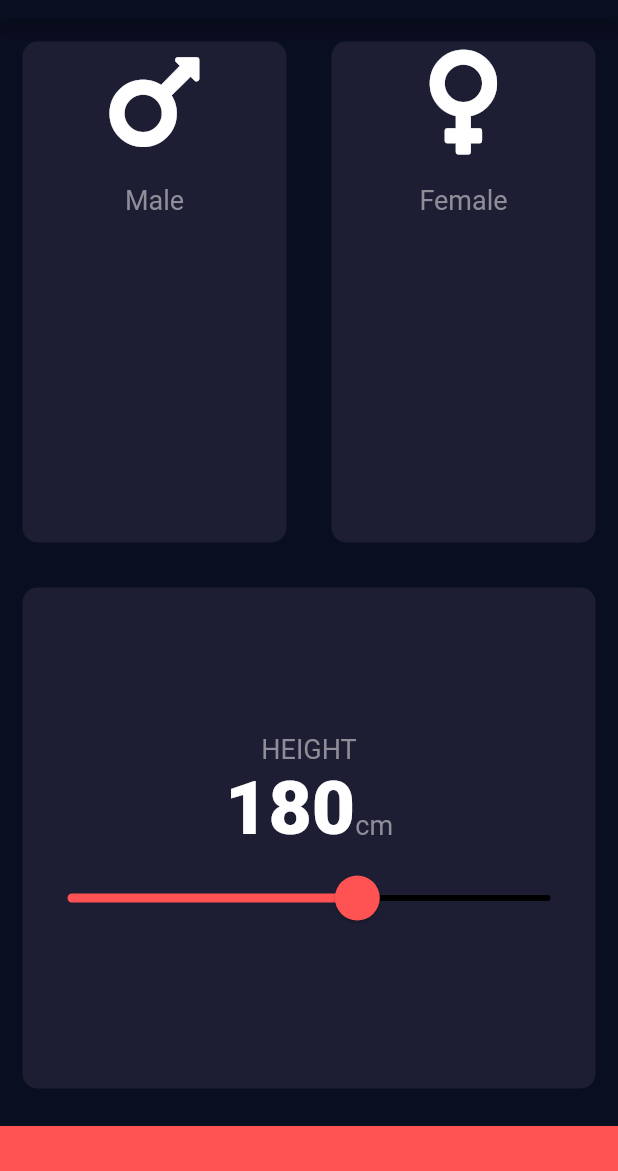
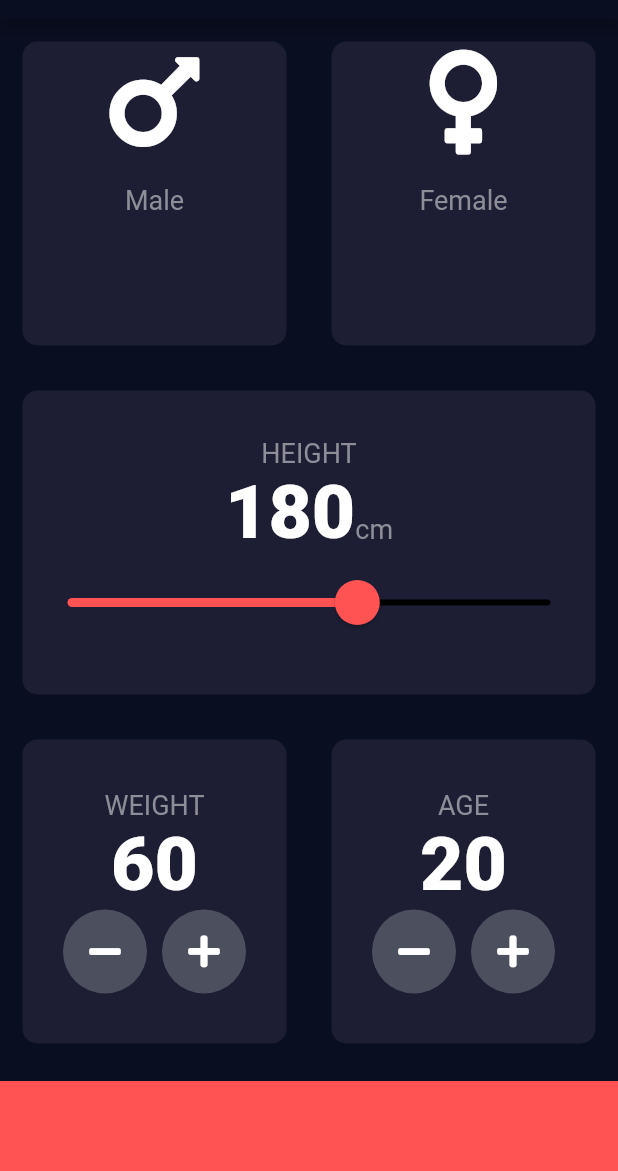
Before and after one commit to edge555/BMI-Calculator, a Flutter app: the screen it shows after launch, on a phone screen of 412 x 824 dp, the part 65-1236 px from its top. Run offline on Flutter 3.47's test engine with Material 2 defaults, Android fonts, the phone set to English and light mode, and no system bars; our stand-ins replace font_awesome_flutter.

Commit message:
Add age and weight card

```diff
--- a/lib/constants.dart
+++ b/lib/constants.dart
@@ -1,7 +1,7 @@
 import 'package:flutter/material.dart';
 
 const kBottomContainerColor = Colors.redAccent;
-const kBottomContainerHeight = 30.0;
+const kBottomContainerHeight = 60.0;
 const kActiveCardColor = Colors.redAccent;
 const kInactiveCardColor = Color(0xFF1D1E33);
 const kNumberTextStyle = TextStyle(
--- a/lib/input_page.dart
+++ b/lib/input_page.dart
@@ -3,6 +3,7 @@ import 'package:font_awesome_flutter/font_awesome_flutter.dart';
 import 'package:bmi_calculator/reuseable_card.dart';
 import 'package:bmi_calculator/icon_content.dart';
 import 'constants.dart';
+import 'round_icon_button.dart';
 
 enum Gender { male, female, none }
 
@@ -16,6 +17,8 @@ class _InputPageState extends State<InputPage> {
   Color femaleCardColor = kInactiveCardColor;
   Gender selectedGender = Gender.none;
   int height = 180;
+  int weight = 60;
+  int age = 20;
   @override
   Widget build(BuildContext context) {
     return Scaffold(
@@ -111,21 +114,95 @@ class _InputPageState extends State<InputPage> {
               onPress: () {},
             ),
           ),
-          // Expanded(
-          //     child: Row(
-          //   children: <Widget>[
-          //     Expanded(
-          //       child: reuseablecard(
-          //         activeCardColor,
-          //       ),
-          //     ),
-          //     Expanded(
-          //       child: reuseablecard(
-          //         activeCardColor,
-          //       ),
-          //     ),
-          //   ],
-          // )),
+          Expanded(
+              child: Row(
+            children: <Widget>[
+              Expanded(
+                child: reuseablecard(
+                  colour: kInactiveCardColor,
+                  cardChild: Column(
+                    mainAxisAlignment: MainAxisAlignment.center,
+                    children: <Widget>[
+                      Text(
+                        'WEIGHT',
+                        style: kLabelTextStyle,
+                      ),
+                      Text(
+                        weight.toString(),
+                        style: kNumberTextStyle,
+                      ),
+                      Row(
+                        mainAxisAlignment: MainAxisAlignment.center,
+                        children: <Widget>[
+                          RoundIconButton(
+                              icon: FontAwesomeIcons.minus,
+                              onPressed: () {
+                                setState(() {
+                                  weight--;
+                                });
+                              }),
+                          SizedBox(
+                            width: 10.0,
+                          ),
+                          RoundIconButton(
+                            icon: FontAwesomeIcons.plus,
+                            onPressed: () {
+                              setState(() {
+                                weight++;
+                              });
+                            },
+                          ),
+                        ],
+                      ),
+                    ],
+                  ),
+                  onPress: () {},
+                ),
+              ),
+              Expanded(
+                child: reuseablecard(
+                  colour: kInactiveCardColor,
+                  cardChild: Column(
+                    mainAxisAlignment: MainAxisAlignment.center,
+                    children: <Widget>[
+                      Text(
+                        'AGE',
+                        style: kLabelTextStyle,
+                      ),
+                      Text(
+                        age.toString(),
+                        style: kNumberTextStyle,
+                      ),
+                      Row(
+                        mainAxisAlignment: MainAxisAlignment.center,
+                        children: <Widget>[
+                          RoundIconButton(
+                              icon: FontAwesomeIcons.minus,
+                              onPressed: () {
+                                setState(() {
+                                  age--;
+                                });
+                              }),
+                          SizedBox(
+                            width: 10.0,
+                          ),
+                          RoundIconButton(
+                            icon: FontAwesomeIcons.plus,
+                            onPressed: () {
+                              setState(() {
+                                age++;
+                              });
+                            },
+                          ),
+                        ],
+                      ),
+                    ],
+                  ),
+                  onPress: () {},
+                ),
+              ),
+            ],
+          )),
           Container(
             color: kBottomContainerColor,
             margin: EdgeInsets.only(top: 10.0),
--- /dev/null
+++ b/lib/round_icon_button.dart
@@ -0,0 +1,23 @@
+import 'package:flutter/material.dart';
+
+class RoundIconButton extends StatelessWidget {
+  RoundIconButton({required this.icon, required this.onPressed});
+
+  final IconData icon;
+  final VoidCallback onPressed;
+
+  @override
+  Widget build(BuildContext context) {
+    return RawMaterialButton(
+      elevation: 0.0,
+      child: Icon(icon),
+      onPressed: onPressed,
+      constraints: BoxConstraints.tightFor(
+        width: 56.0,
+        height: 56.0,
+      ),
+      shape: CircleBorder(),
+      fillColor: Color(0xFF4C4F5E),
+    );
+  }
+}
```
